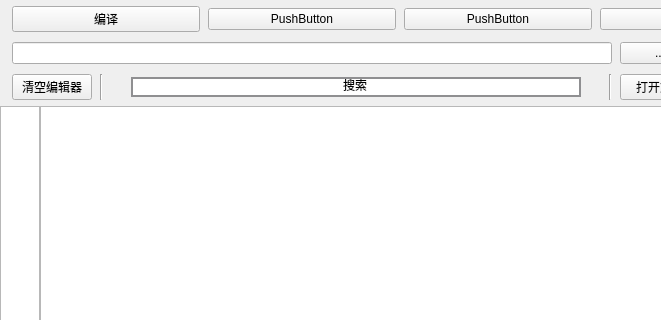
Qt form la1/la1_gui/ui/mainwidget.ui (supine0703/AVS8086) before a commit; both pictures show x 0 to 661 and y 0 to 320 of the 800 by 600 pixel window.
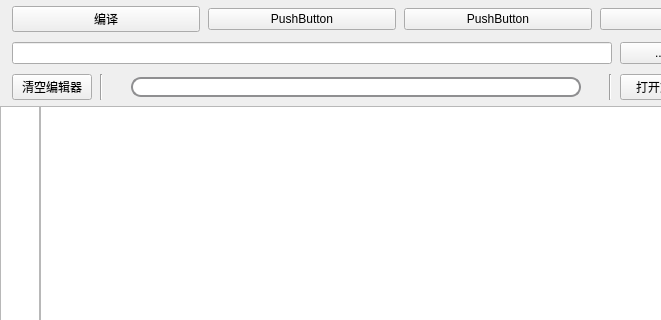
The same form after that commit.

```diff
--- a/la1/la1_gui/ui/mainwidget.ui
+++ b/la1/la1_gui/ui/mainwidget.ui
@@ -165,17 +165,10 @@
        <item>
         <widget class="QLineEdit" name="edit_search">
          <property name="styleSheet">
-          <string notr="true">QLineEdit {
-	border: 2px solid #8f8f91;
-	border-radius: 16px;
-	padding: 0 8px;
-}</string>
-         </property>
-         <property name="text">
-          <string>搜索</string>
-         </property>
-         <property name="alignment">
-          <set>Qt::AlignCenter</set>
+          <string notr="true">border: 2px solid #8f8f91;
+border-radius: 10px;
+padding: 0 8px;
+</string>
          </property>
         </widget>
        </item>
```
